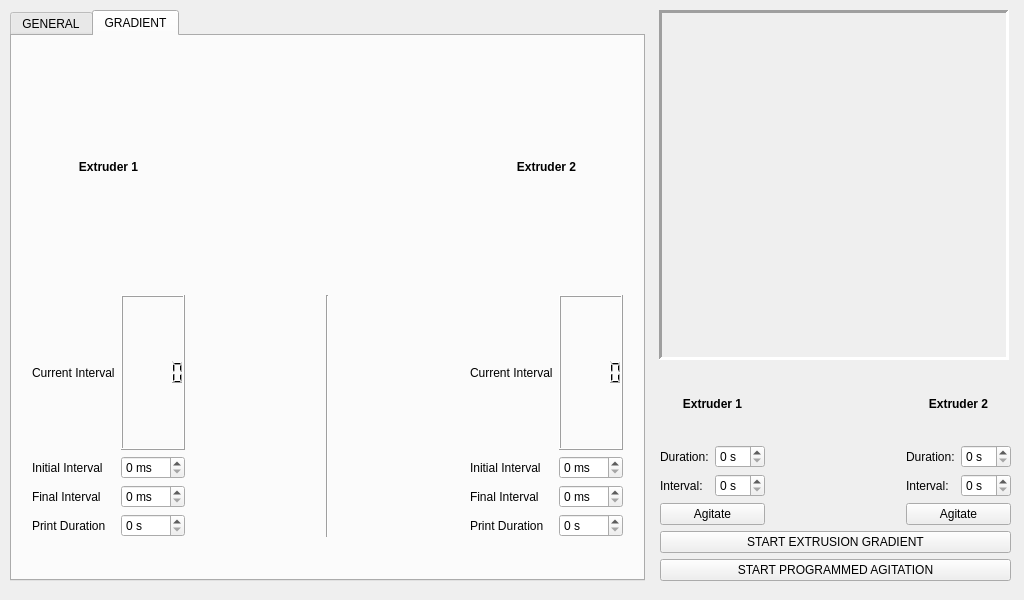
boydstongroup/PME-DEV, file _ui/PME.ui: the form before one commit.
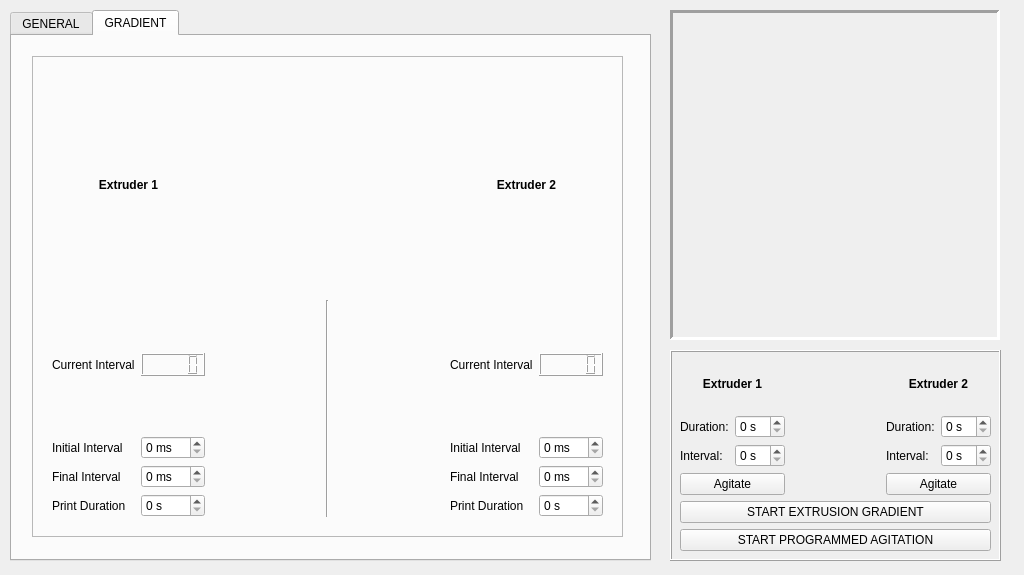
The form after the commit. The open tabs and pages were chosen to show the change. Icons and pictures are not drawn.

Diff of the .ui file:
```diff
--- a/_ui/PME.ui
+++ b/_ui/PME.ui
@@ -10,7 +10,7 @@
     <x>0</x>
     <y>0</y>
     <width>1024</width>
-    <height>600</height>
+    <height>575</height>
    </rect>
   </property>
   <property name="windowTitle">
@@ -27,10 +27,10 @@
    <widget class="QLabel" name="Image_Frame">
     <property name="geometry">
      <rect>
-      <x>659</x>
+      <x>670</x>
       <y>10</y>
-      <width>350</width>
-      <height>350</height>
+      <width>330</width>
+      <height>330</height>
      </rect>
     </property>
     <property name="toolTip">
@@ -63,8 +63,8 @@
      <rect>
       <x>10</x>
       <y>10</y>
-      <width>635</width>
-      <height>571</height>
+      <width>641</width>
+      <height>551</height>
      </rect>
     </property>
     <property name="currentIndex">
@@ -455,13 +455,28 @@
      <attribute name="title">
       <string>GRADIENT</string>
      </attribute>
+     <widget class="QFrame" name="frame_3">
+      <property name="geometry">
+       <rect>
+        <x>20</x>
+        <y>20</y>
+        <width>591</width>
+        <height>481</height>
+       </rect>
+      </property>
+      <property name="frameShape">
+       <enum>QFrame::StyledPanel</enum>
+      </property>
+      <property name="frameShadow">
+       <enum>QFrame::Raised</enum>
+      </property>
      <widget class="QWidget" name="gridLayoutWidget_4">
       <property name="geometry">
        <rect>
         <x>20</x>
-        <y>10</y>
-        <width>591</width>
-        <height>491</height>
+         <y>20</y>
+         <width>551</width>
+         <height>441</height>
        </rect>
       </property>
       <layout class="QGridLayout" name="gridLayout_5">
@@ -474,7 +489,7 @@
        </item>
        <item row="1" column="2">
         <layout class="QGridLayout" name="gridLayout_7">
-         <item row="0" column="1">
+          <item row="0" column="1" alignment="Qt::AlignVCenter">
           <widget class="QLCDNumber" name="ex2_lcdNumber"/>
          </item>
          <item row="3" column="0">
@@ -551,7 +566,7 @@
            </property>
           </widget>
          </item>
-         <item row="0" column="1">
+          <item row="0" column="1" alignment="Qt::AlignVCenter">
           <widget class="QLCDNumber" name="ex1_lcdNumber"/>
          </item>
          <item row="3" column="0">
@@ -615,15 +630,31 @@
      </widget>
     </widget>
    </widget>
-   <widget class="QWidget" name="verticalLayoutWidget_3">
+   </widget>
+   <widget class="QFrame" name="frame_2">
     <property name="geometry">
      <rect>
-      <x>660</x>
-      <y>370</y>
-      <width>351</width>
+      <x>670</x>
+      <y>350</y>
+      <width>331</width>
       <height>211</height>
      </rect>
     </property>
+    <property name="frameShape">
+     <enum>QFrame::Box</enum>
+    </property>
+    <property name="frameShadow">
+     <enum>QFrame::Raised</enum>
+    </property>
+    <widget class="QWidget" name="verticalLayoutWidget_3">
+     <property name="geometry">
+      <rect>
+       <x>10</x>
+       <y>10</y>
+       <width>311</width>
+       <height>191</height>
+      </rect>
+     </property>
     <layout class="QVBoxLayout" name="verticalLayout_3">
      <item>
       <layout class="QGridLayout" name="gridLayout_8">
@@ -771,6 +802,7 @@
       </widget>
      </item>
     </layout>
+    </widget>
    </widget>
   </widget>
   <action name="actionOpen_Directory">
```
Left out of the diff: 142 changed lines with no effect on the pictures. Lines whose indentation alone changed are shown as unchanged.
